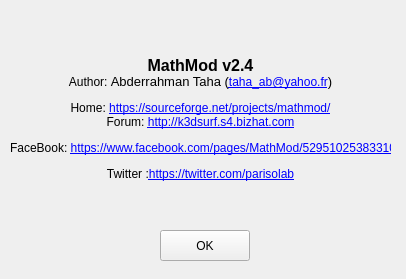
Qt form ui_forms/about.ui (parisolab/mathmod) before a commit.
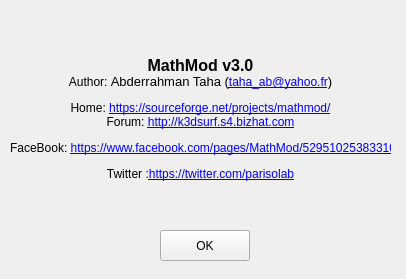
The same form after that commit.

Commit message: Turbulence support MathMod - https://sourceforge.net/p/mathmod/tickets/50

Patch:
```diff
--- a/ui_forms/about.ui
+++ b/ui_forms/about.ui
@@ -26,7 +26,7 @@
     <font/>
    </property>
    <property name="text">
-    <string>&lt;html&gt;&lt;head/&gt;&lt;body&gt;&lt;p align=&quot;center&quot;&gt;&lt;span style=&quot; font-size:12pt; font-weight:600;&quot;&gt;MathMod v2.4&lt;/span&gt;&lt;br/&gt;Author: &lt;span style=&quot; font-size:10pt;&quot;&gt;Abderrahman Taha (&lt;/span&gt;&lt;a href=&quot;taha_ab@yahoo.fr&quot;&gt;&lt;span style=&quot; text-decoration: underline; color:#0000ff;&quot;&gt;taha_ab@yahoo.fr&lt;/span&gt;&lt;/a&gt;&lt;span style=&quot; font-size:10pt;&quot;&gt;)&lt;/span&gt;&lt;/p&gt;&lt;p align=&quot;center&quot;&gt;Home: &lt;a href=&quot;https://sourceforge.net/projects/mathmod/&quot;&gt;&lt;span style=&quot; text-decoration: underline; color:#0000ff;&quot;&gt;https://sourceforge.net/projects/mathmod/&lt;/span&gt;&lt;/a&gt;&lt;br/&gt;Forum: &lt;a href=&quot;http://k3dsurf.s4.bizhat.com&quot;&gt;&lt;span style=&quot; text-decoration: underline; color:#0000ff;&quot;&gt;http://k3dsurf.s4.bizhat.com&lt;/span&gt;&lt;/a&gt;&lt;/p&gt;&lt;p align=&quot;center&quot;&gt;FaceBook: &lt;a href=&quot;https://www.facebook.com/pages/MathMod/529510253833102&quot;&gt;&lt;span style=&quot; text-decoration: underline; color:#0000ff;&quot;&gt;https://www.facebook.com/pages/MathMod/529510253833102&lt;/span&gt;&lt;/a&gt;&lt;/p&gt;&lt;p align=&quot;center&quot;&gt;Twitter :&lt;a href=&quot;https://twitter.com/parisolab&quot;&gt;&lt;span style=&quot; text-decoration: underline; color:#0000ff;&quot;&gt;https://twitter.com/parisolab&lt;/span&gt;&lt;/a&gt;&lt;br/&gt;&lt;/p&gt;&lt;/body&gt;&lt;/html&gt;</string>
+    <string>&lt;html&gt;&lt;head/&gt;&lt;body&gt;&lt;p align=&quot;center&quot;&gt;&lt;span style=&quot; font-size:12pt; font-weight:600;&quot;&gt;MathMod v3.0&lt;/span&gt;&lt;br/&gt;Author: &lt;span style=&quot; font-size:10pt;&quot;&gt;Abderrahman Taha (&lt;/span&gt;&lt;a href=&quot;taha_ab@yahoo.fr&quot;&gt;&lt;span style=&quot; text-decoration: underline; color:#0000ff;&quot;&gt;taha_ab@yahoo.fr&lt;/span&gt;&lt;/a&gt;&lt;span style=&quot; font-size:10pt;&quot;&gt;)&lt;/span&gt;&lt;/p&gt;&lt;p align=&quot;center&quot;&gt;Home: &lt;a href=&quot;https://sourceforge.net/projects/mathmod/&quot;&gt;&lt;span style=&quot; text-decoration: underline; color:#0000ff;&quot;&gt;https://sourceforge.net/projects/mathmod/&lt;/span&gt;&lt;/a&gt;&lt;br/&gt;Forum: &lt;a href=&quot;http://k3dsurf.s4.bizhat.com&quot;&gt;&lt;span style=&quot; text-decoration: underline; color:#0000ff;&quot;&gt;http://k3dsurf.s4.bizhat.com&lt;/span&gt;&lt;/a&gt;&lt;/p&gt;&lt;p align=&quot;center&quot;&gt;FaceBook: &lt;a href=&quot;https://www.facebook.com/pages/MathMod/529510253833102&quot;&gt;&lt;span style=&quot; text-decoration: underline; color:#0000ff;&quot;&gt;https://www.facebook.com/pages/MathMod/529510253833102&lt;/span&gt;&lt;/a&gt;&lt;/p&gt;&lt;p align=&quot;center&quot;&gt;Twitter :&lt;a href=&quot;https://twitter.com/parisolab&quot;&gt;&lt;span style=&quot; text-decoration: underline; color:#0000ff;&quot;&gt;https://twitter.com/parisolab&lt;/span&gt;&lt;/a&gt;&lt;br/&gt;&lt;/p&gt;&lt;/body&gt;&lt;/html&gt;</string>
    </property>
    <property name="wordWrap">
     <bool>false</bool>
```
The commit also changes 13 other files.
